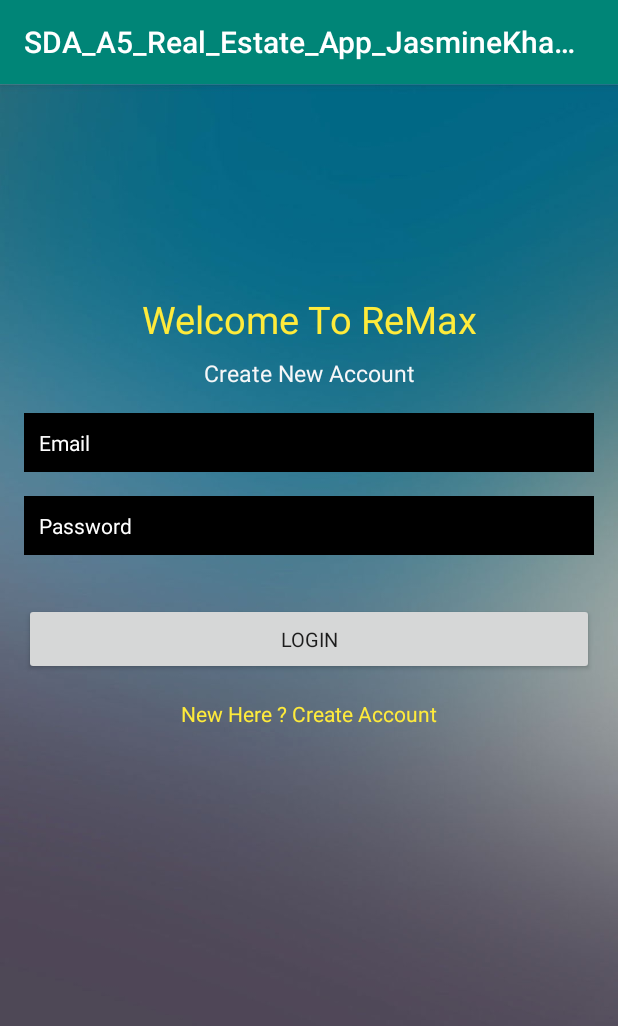
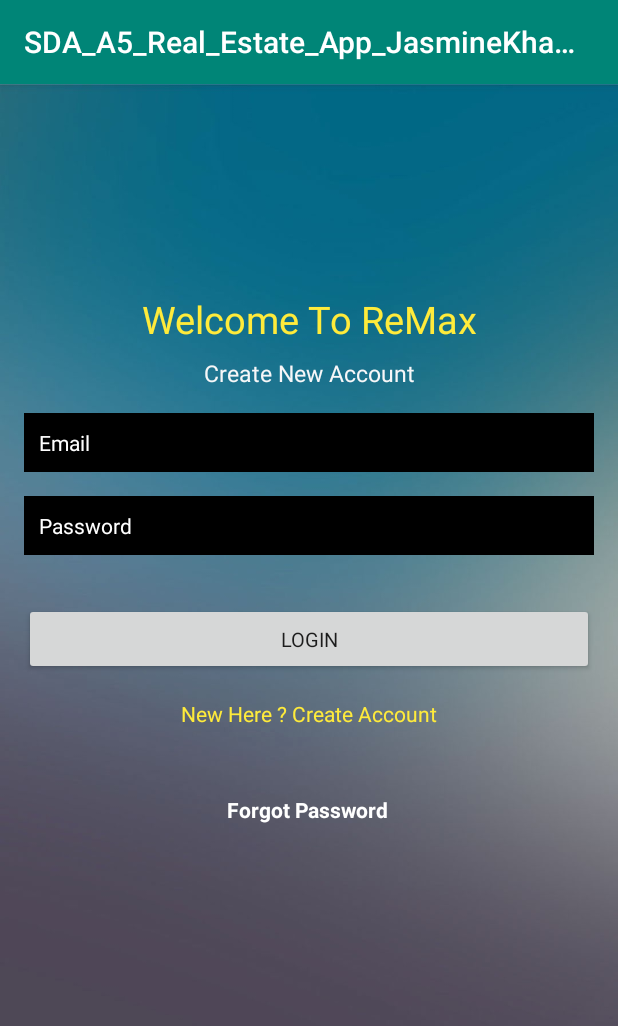
Before and after one commit to JasmineKhalimova/Android_Real_Estate_App, an Android app: the Login screen opened directly, with no data from a screen before it, on a phone screen of 412 x 824 dp. Shown: the top 1026 px of the screen. Run offline under Robolectric (Android 15) with nearby library versions, the phone set to English and light mode, and no system bars; our stand-ins replace Firebase (no records; nobody signed in at launch, a user with empty details on screens opened directly).

Commit message:
Fist initial Commit. User Case 1.4: Forgot Password: Already registered users can click forgot password on login form

```diff
--- a/app/src/main/res/layout/activity_login.xml
+++ b/app/src/main/res/layout/activity_login.xml
@@ -103,4 +103,18 @@
         app:layout_constraintStart_toStartOf="parent"
         app:layout_constraintTop_toBottomOf="@+id/loginBtn" />
 
+    <TextView
+        android:id="@+id/forgotPassword"
+        android:layout_width="wrap_content"
+        android:layout_height="wrap_content"
+        android:text="@string/forgot_password"
+        android:textColor="#FFFFFF"
+        android:textStyle="bold"
+        app:layout_constraintBottom_toBottomOf="parent"
+        app:layout_constraintEnd_toEndOf="parent"
+        app:layout_constraintHorizontal_bias="0.498"
+        app:layout_constraintStart_toStartOf="parent"
+        app:layout_constraintTop_toBottomOf="@+id/createText"
+        app:layout_constraintVertical_bias="0.14" />
+
 </androidx.constraintlayout.widget.ConstraintLayout>
--- a/app/src/main/res/layout/activity_register.xml
+++ b/app/src/main/res/layout/activity_register.xml
@@ -126,4 +126,5 @@
         app:layout_constraintTop_toBottomOf="@+id/registerBtn" />
 
 
+
 </androidx.constraintlayout.widget.ConstraintLayout>
--- a/app/src/main/res/values/strings.xml
+++ b/app/src/main/res/values/strings.xml
@@ -19,4 +19,5 @@
     <string name="user_avatar">user avatar</string>
     <string name="verifymsg">verifyMsg</string>
     <string name="verifybutton">VerifyButton</string>
+    <string name="forgot_password">Forgot Password</string>
 </resources>
```
Also changed, not shown: app/src/main/java/com/example/sda_a5_real_estate_app_jasminekhalimova/Login.java (+55 -1 lines).
